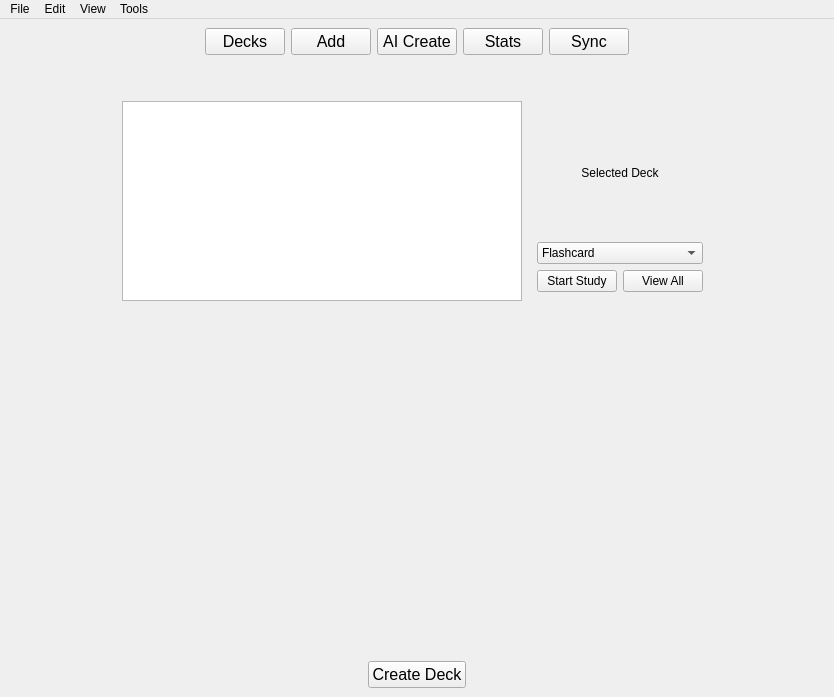
Before: the Qt Designer form Development/Source_Code/mainwindow.ui in TheSizzlingDefense/IA_Project, drawn with Qt 5.
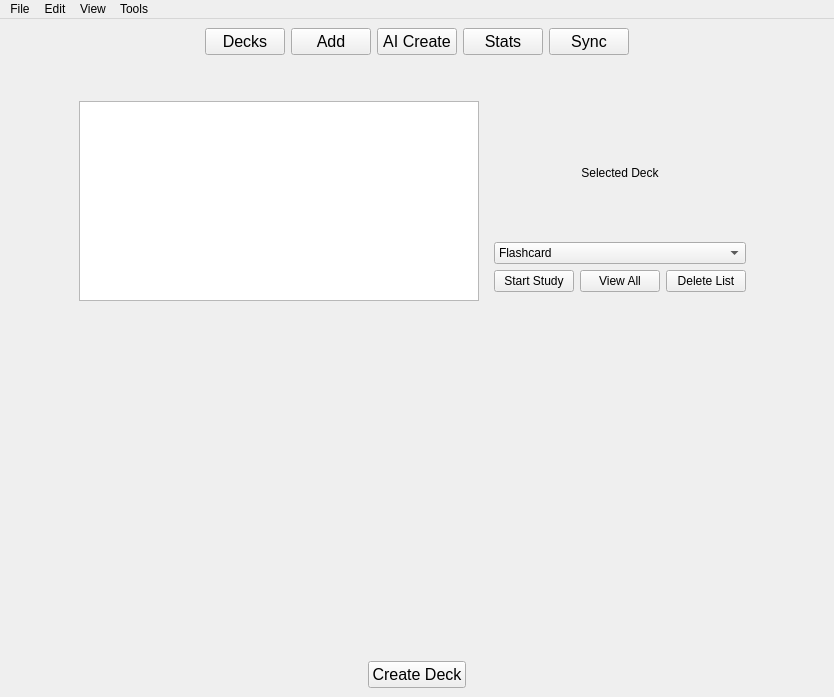
After: the same form once the commit is applied.

Commit message: added the ability to delete a list

Patch:
```diff
--- a/Development/Source_Code/mainwindow.ui
+++ b/Development/Source_Code/mainwindow.ui
@@ -219,6 +219,13 @@
          </property>
         </widget>
          </item>
+         <item>
+        <widget class="QPushButton" name="deleteListButton">
+         <property name="text">
+          <string>Delete List</string>
+         </property>
+        </widget>
+         </item>
            <!-- backToDeckButton removed; top 'Decks' button will be used instead -->
         </layout>
        </item>
```
The commit also changes 5 other files.
